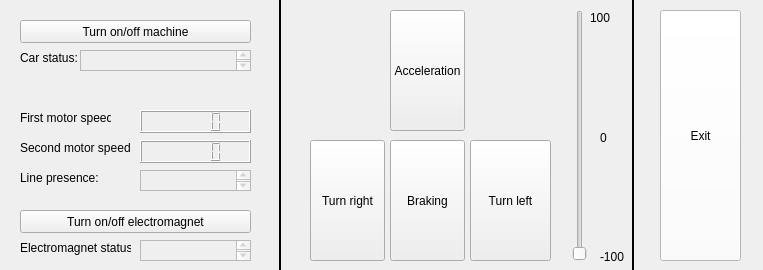
PeschanskyVlad/Ahnenerbe, file interface/widget.ui: the form before one commit.
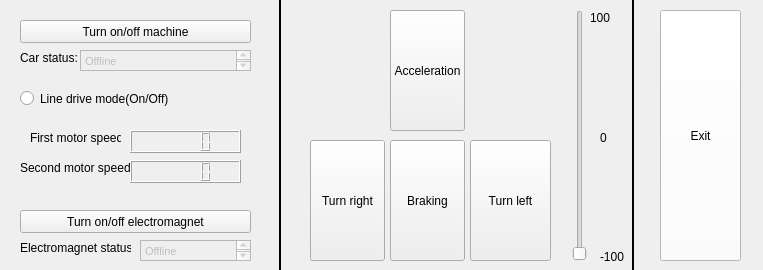
The form after the commit.

```diff
--- a/interface/widget.ui
+++ b/interface/widget.ui
@@ -32,8 +32,8 @@
   <widget class="QLabel" name="label">
    <property name="geometry">
     <rect>
-     <x>20</x>
-     <y>110</y>
+     <x>30</x>
+     <y>130</y>
      <width>91</width>
      <height>16</height>
     </rect>
@@ -115,6 +115,13 @@
      <height>21</height>
     </rect>
    </property>
+   <property name="html">
+    <string>&lt;!DOCTYPE HTML PUBLIC &quot;-//W3C//DTD HTML 4.0//EN&quot; &quot;http://www.w3.org/TR/REC-html40/strict.dtd&quot;&gt;
+&lt;html&gt;&lt;head&gt;&lt;meta name=&quot;qrichtext&quot; content=&quot;1&quot; /&gt;&lt;style type=&quot;text/css&quot;&gt;
+p, li { white-space: pre-wrap; }
+&lt;/style&gt;&lt;/head&gt;&lt;body style=&quot; font-family:'MS Shell Dlg 2'; font-size:8.25pt; font-weight:400; font-style:normal;&quot;&gt;
+&lt;p style=&quot; margin-top:0px; margin-bottom:0px; margin-left:0px; margin-right:0px; -qt-block-indent:0; text-indent:0px;&quot;&gt;&lt;span style=&quot; font-size:8pt;&quot;&gt;Offline&lt;/span&gt;&lt;/p&gt;&lt;/body&gt;&lt;/html&gt;</string>
+   </property>
   </widget>
   <widget class="QPushButton" name="pushButton_5">
    <property name="geometry">
@@ -136,7 +143,7 @@
    <property name="geometry">
     <rect>
      <x>20</x>
-     <y>140</y>
+     <y>160</y>
      <width>111</width>
      <height>16</height>
     </rect>
@@ -145,32 +152,6 @@
     <string>Second motor speed:</string>
    </property>
   </widget>
-  <widget class="QLabel" name="label_4">
-   <property name="geometry">
-    <rect>
-     <x>20</x>
-     <y>170</y>
-     <width>101</width>
-     <height>16</height>
-    </rect>
-   </property>
-   <property name="text">
-    <string>Line presence:</string>
-   </property>
-  </widget>
-  <widget class="QTextEdit" name="textEdit_4">
-   <property name="enabled">
-    <bool>false</bool>
-   </property>
-   <property name="geometry">
-    <rect>
-     <x>140</x>
-     <y>170</y>
-     <width>111</width>
-     <height>21</height>
-    </rect>
-   </property>
-  </widget>
   <widget class="QLabel" name="label_5">
    <property name="geometry">
     <rect>
@@ -196,6 +177,13 @@
      <height>21</height>
     </rect>
    </property>
+   <property name="html">
+    <string>&lt;!DOCTYPE HTML PUBLIC &quot;-//W3C//DTD HTML 4.0//EN&quot; &quot;http://www.w3.org/TR/REC-html40/strict.dtd&quot;&gt;
+&lt;html&gt;&lt;head&gt;&lt;meta name=&quot;qrichtext&quot; content=&quot;1&quot; /&gt;&lt;style type=&quot;text/css&quot;&gt;
+p, li { white-space: pre-wrap; }
+&lt;/style&gt;&lt;/head&gt;&lt;body style=&quot; font-family:'MS Shell Dlg 2'; font-size:8.25pt; font-weight:400; font-style:normal;&quot;&gt;
+&lt;p style=&quot; margin-top:0px; margin-bottom:0px; margin-left:0px; margin-right:0px; -qt-block-indent:0; text-indent:0px;&quot;&gt;&lt;span style=&quot; font-size:8pt;&quot;&gt;Offline&lt;/span&gt;&lt;/p&gt;&lt;/body&gt;&lt;/html&gt;</string>
+   </property>
   </widget>
   <widget class="QPushButton" name="pushButton_6">
    <property name="geometry">
@@ -268,8 +256,8 @@
   <widget class="QLCDNumber" name="lcdNumber">
    <property name="geometry">
     <rect>
-     <x>140</x>
-     <y>110</y>
+     <x>130</x>
+     <y>130</y>
      <width>111</width>
      <height>23</height>
     </rect>
@@ -278,8 +266,8 @@
   <widget class="QLCDNumber" name="lcdNumber_2">
    <property name="geometry">
     <rect>
-     <x>140</x>
-     <y>140</y>
+     <x>130</x>
+     <y>160</y>
      <width>111</width>
      <height>23</height>
     </rect>
@@ -1572,6 +1560,32 @@
     <string>Exit</string>
    </property>
   </widget>
+  <widget class="QLabel" name="label_10">
+   <property name="geometry">
+    <rect>
+     <x>490</x>
+     <y>60</y>
+     <width>46</width>
+     <height>13</height>
+    </rect>
+   </property>
+   <property name="text">
+    <string/>
+   </property>
+  </widget>
+  <widget class="QRadioButton" name="radioButton">
+   <property name="geometry">
+    <rect>
+     <x>20</x>
+     <y>90</y>
+     <width>221</width>
+     <height>17</height>
+    </rect>
+   </property>
+   <property name="text">
+    <string>Line drive mode(On/Off)</string>
+   </property>
+  </widget>
  </widget>
  <layoutdefault spacing="6" margin="11"/>
  <resources/>
```
